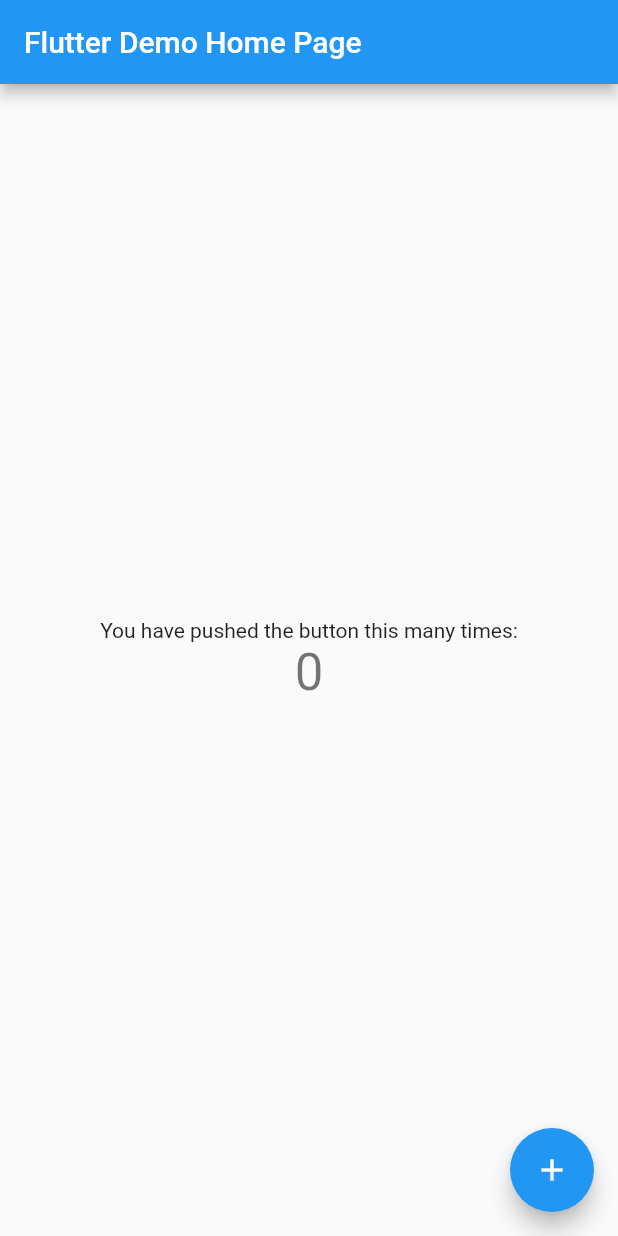
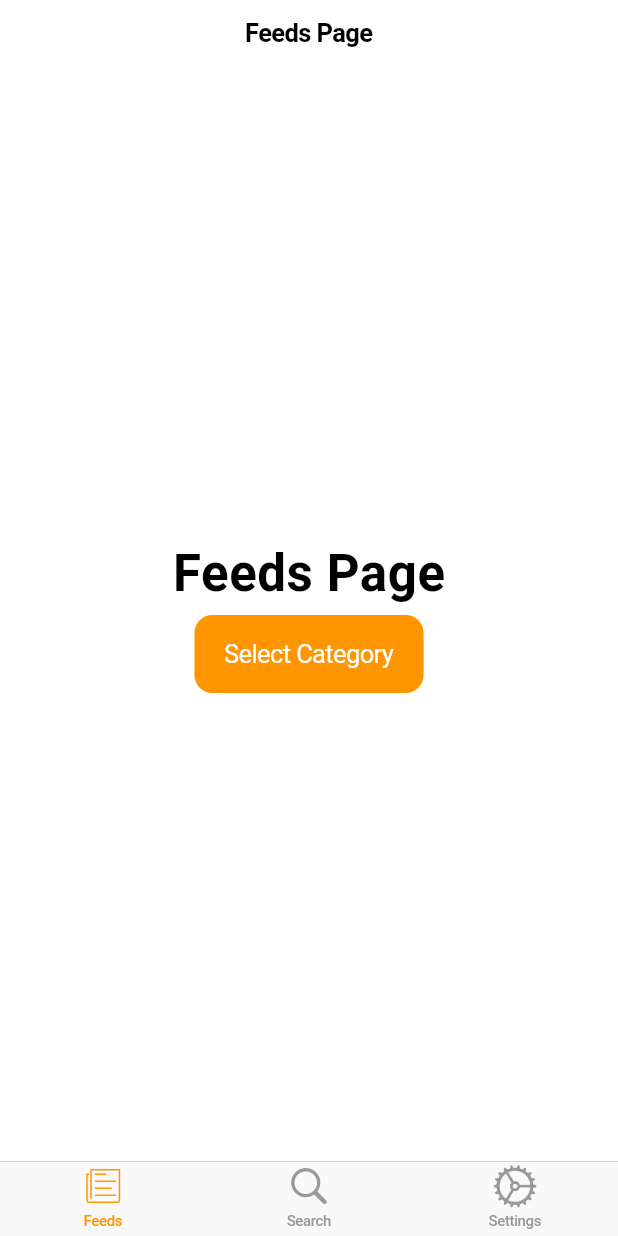
Before and after one commit to FrengkyG/learn-flutter, a Flutter app: the screen it shows after launch, on a phone screen of 412 x 824 dp. Run offline on Flutter 3.47's test engine with Material 2 defaults, Android fonts, the light colour scheme and no system bars; our stand-ins replace google_fonts, webview_flutter.

Commit message:
finish learn cupertino apps

```diff
--- a/Dicoding/cupertino_widget/lib/main.dart
+++ b/Dicoding/cupertino_widget/lib/main.dart
@@ -1,4 +1,5 @@
-import 'package:flutter/material.dart';
+import 'package:cupertino_widget/pages/home_page.dart';
+import 'package:flutter/cupertino.dart';
 
 void main() {
   runApp(const MyApp());
@@ -7,109 +8,13 @@
 class MyApp extends StatelessWidget {
   const MyApp({Key? key}) : super(key: key);
 
-  // This widget is the root of your application.
   @override
   Widget build(BuildContext context) {
-    return MaterialApp(
-      title: 'Flutter Demo',
-      theme: ThemeData(
-        // This is the theme of your application.
-        //
-        // Try running your application with "flutter run". You'll see the
-        // application has a blue toolbar. Then, without quitting the app, try
-        // changing the primarySwatch below to Colors.green and then invoke
-        // "hot reload" (press "r" in the console where you ran "flutter run",
-        // or simply save your changes to "hot reload" in a Flutter IDE).
-        // Notice that the counter didn't reset back to zero; the application
-        // is not restarted.
-        primarySwatch: Colors.blue,
+    return const CupertinoApp(
+      theme: CupertinoThemeData(
+        primaryColor: CupertinoColors.systemOrange,
       ),
-      home: const MyHomePage(title: 'Flutter Demo Home Page'),
+      home: HomePage(),
     );
   }
 }
-
-class MyHomePage extends StatefulWidget {
-  const MyHomePage({Key? key, required this.title}) : super(key: key);
-
-  // This widget is the home page of your application. It is stateful, meaning
-  // that it has a State object (defined below) that contains fields that affect
-  // how it looks.
-
-  // This class is the configuration for the state. It holds the values (in this
-  // case the title) provided by the parent (in this case the App widget) and
-  // used by the build method of the State. Fields in a Widget subclass are
-  // always marked "final".
-
-  final String title;
-
-  @override
-  State<MyHomePage> createState() => _MyHomePageState();
-}
-
-class _MyHomePageState extends State<MyHomePage> {
-  int _counter = 0;
-
-  void _incrementCounter() {
-    setState(() {
-      // This call to setState tells the Flutter framework that something has
-      // changed in this State, which causes it to rerun the build method below
-      // so that the display can reflect the updated values. If we changed
-      // _counter without calling setState(), then the build method would not be
-      // called again, and so nothing would appear to happen.
-      _counter++;
-    });
-  }
-
-  @override
-  Widget build(BuildContext context) {
-    // This method is rerun every time setState is called, for instance as done
-    // by the _incrementCounter method above.
-    //
-    // The Flutter framework has been optimized to make rerunning build methods
-    // fast, so that you can just rebuild anything that needs updating rather
-    // than having to individually change instances of widgets.
-    return Scaffold(
-      appBar: AppBar(
-        // Here we take the value from the MyHomePage object that was created by
-        // the App.build method, and use it to set our appbar title.
-        title: Text(widget.title),
-      ),
-      body: Center(
-        // Center is a layout widget. It takes a single child and positions it
-        // in the middle of the parent.
-        child: Column(
-          // Column is also a layout widget. It takes a list of children and
-          // arranges them vertically. By default, it sizes itself to fit its
-          // children horizontally, and tries to be as tall as its parent.
-          //
-          // Invoke "debug painting" (press "p" in the console, choose the
-          // "Toggle Debug Paint" action from the Flutter Inspector in Android
-          // Studio, or the "Toggle Debug Paint" command in Visual Studio Code)
-          // to see the wireframe for each widget.
-          //
-          // Column has various properties to control how it sizes itself and
-          // how it positions its children. Here we use mainAxisAlignment to
-          // center the children vertically; the main axis here is the vertical
-          // axis because Columns are vertical (the cross axis would be
-          // horizontal).
-          mainAxisAlignment: MainAxisAlignment.center,
-          children: <Widget>[
-            const Text(
-              'You have pushed the button this many times:',
-            ),
-            Text(
-              '$_counter',
-              style: Theme.of(context).textTheme.headline4,
-            ),
-          ],
-        ),
-      ),
-      floatingActionButton: FloatingActionButton(
-        onPressed: _incrementCounter,
-        tooltip: 'Increment',
-        child: const Icon(Icons.add),
-      ), // This trailing comma makes auto-formatting nicer for build methods.
-    );
-  }
-}
--- /dev/null
+++ b/Dicoding/cupertino_widget/lib/pages/feeds_page.dart
@@ -0,0 +1,81 @@
+import 'package:cupertino_widget/pages/category_page.dart';
+import 'package:flutter/cupertino.dart';
+
+class FeedsPage extends StatelessWidget {
+  const FeedsPage({Key? key}) : super(key: key);
+
+  @override
+  Widget build(BuildContext context) {
+    return CupertinoPageScaffold(
+      navigationBar: const CupertinoNavigationBar(
+        middle: Text('Feeds Page'),
+      ),
+      child: Center(
+        child: Column(
+          mainAxisAlignment: MainAxisAlignment.center,
+          children: [
+            Text(
+              'Feeds Page',
+              style:
+                  CupertinoTheme.of(context).textTheme.navLargeTitleTextStyle,
+            ),
+            const SizedBox(height: 8),
+            CupertinoButton.filled(
+              child: const Text('Select Category'),
+              onPressed: () {
+                showCupertinoModalPopup(
+                    context: context,
+                    builder: (context) {
+                      return CupertinoActionSheet(
+                        title: const Text('Select Categories'),
+                        actions: [
+                          CupertinoActionSheetAction(
+                            onPressed: () {
+                              Navigator.push(
+                                  context,
+                                  CupertinoPageRoute(
+                                    builder: (context) => const CategoryPage(
+                                        selectedCategory: 'Technology'),
+                                  ));
+                            },
+                            child: const Text('Technology'),
+                          ),
+                          CupertinoActionSheetAction(
+                            onPressed: () {
+                              Navigator.push(
+                                context,
+                                CupertinoPageRoute(
+                                  builder: (context) => const CategoryPage(
+                                      selectedCategory: 'Business'),
+                                ),
+                              );
+                            },
+                            child: const Text('Business'),
+                          ),
+                          CupertinoActionSheetAction(
+                            onPressed: () {
+                              Navigator.push(
+                                context,
+                                CupertinoPageRoute(
+                                  builder: (context) => const CategoryPage(
+                                      selectedCategory: 'Sport'),
+                                ),
+                              );
+                            },
+                            child: const Text('Sport'),
+                          ),
+                        ],
+                        cancelButton: CupertinoActionSheetAction(
+                          child: const Text('Close'),
+                          onPressed: () => Navigator.pop(context),
+                        ),
+                      );
+                    });
+              },
+            ),
+          ],
+        ),
+      ),
+    );
+  }
+}
--- /dev/null
+++ b/Dicoding/cupertino_widget/lib/pages/home_page.dart
@@ -0,0 +1,53 @@
+import 'package:cupertino_widget/pages/feeds_page.dart';
+import 'package:cupertino_widget/pages/search_page.dart';
+import 'package:cupertino_widget/pages/settings_page.dart';
+import 'package:flutter/cupertino.dart';
+
+class HomePage extends StatelessWidget {
+  const HomePage({Key? key}) : super(key: key);
+
+  @override
+  Widget build(BuildContext context) {
+    return CupertinoTabScaffold(
+        tabBar: CupertinoTabBar(items: const [
+          BottomNavigationBarItem(
+            icon: Icon(CupertinoIcons.news),
+            label: 'Feeds',
+          ),
+          BottomNavigationBarItem(
+            icon: Icon(CupertinoIcons.search),
+            label: 'Search',
+          ),
+          BottomNavigationBarItem(
+            icon: Icon(CupertinoIcons.settings),
+            label: 'Settings',
+          ),
+        ]),
+        tabBuilder: (content, index) {
+          switch (index) {
+            case 0:
+              return const FeedsPage();
+            case 1:
+              return const SearchPage();
+            case 2:
+              return const SettingsPage();
+            default:
+              return const Center(
+                child: Text('Page not found!'),
+              );
+          }
+        });
+
+    // return CupertinoPageScaffold(
+    //   navigationBar: CupertinoNavigationBar(
+    //     middle: Text('Cupertino Apps'),
+    //   ),
+    //   child: Center(
+    //     child: Text(
+    //       'Home Page',
+    //       style: CupertinoTheme.of(context).textTheme.navLargeTitleTextStyle,
+    //     ),
+    //   ),
+    // );
+  }
+}
```
Also changed, not shown: Dicoding/cupertino_widget/lib/pages/category_page.dart (added, +22 -0 lines), Dicoding/cupertino_widget/lib/pages/search_page.dart (added, +20 -0 lines), Dicoding/cupertino_widget/lib/pages/settings_page.dart (added, +38 -0 lines).
